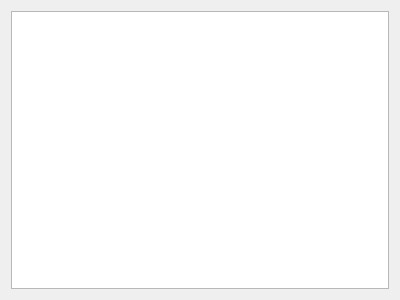
Above: gui/source_view.ui from QtLab/whiteboard-valgrind before the change. Below: the same form after it.
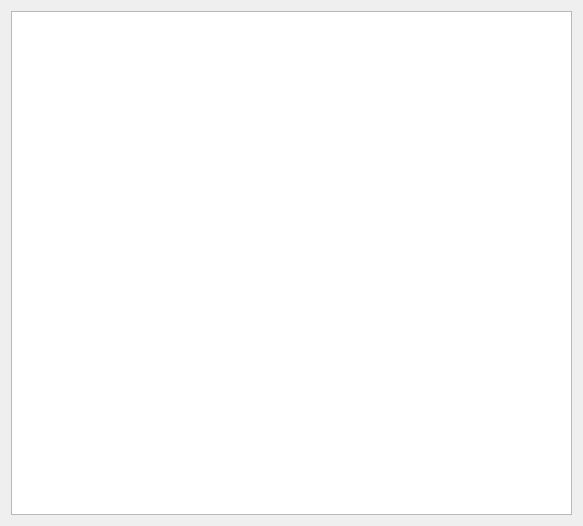
That is the form after the change.

The edit to the form file:
```diff
--- a/gui/source_view.ui
+++ b/gui/source_view.ui
@@ -6,8 +6,8 @@
    <rect>
     <x>0</x>
     <y>0</y>
-    <width>400</width>
-    <height>300</height>
+    <width>583</width>
+    <height>526</height>
    </rect>
   </property>
   <property name="windowTitle">
```
